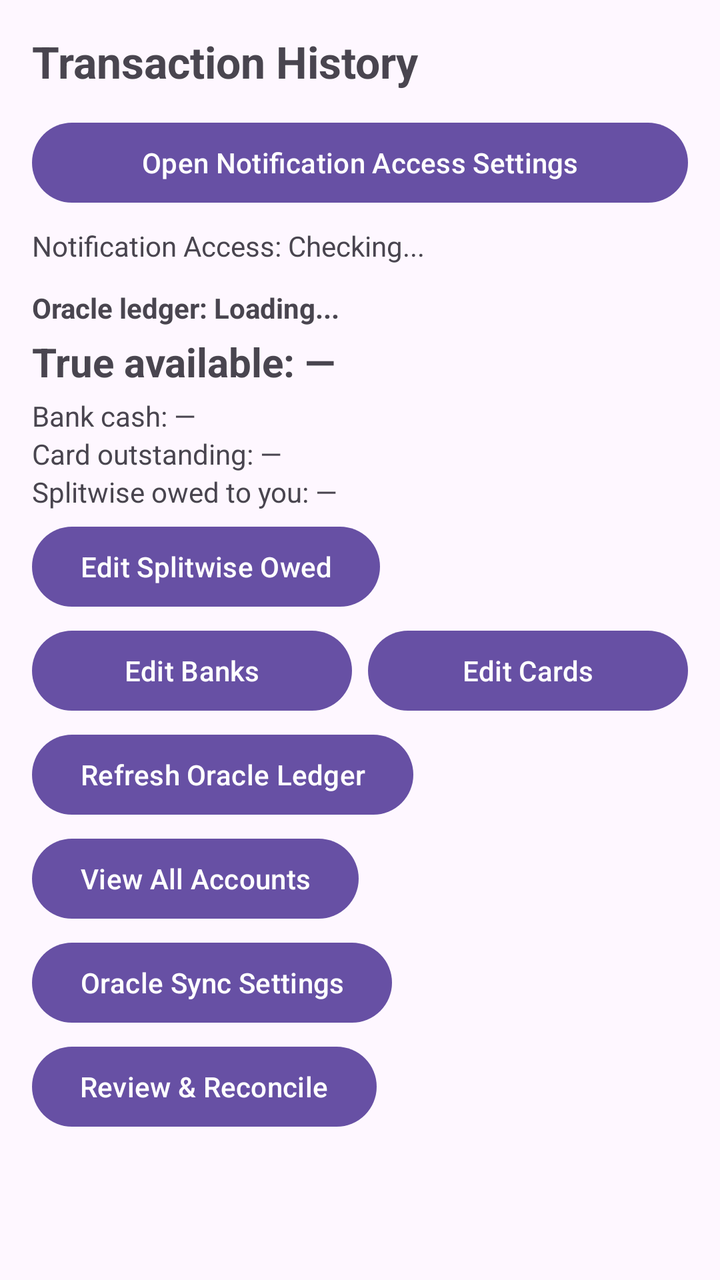
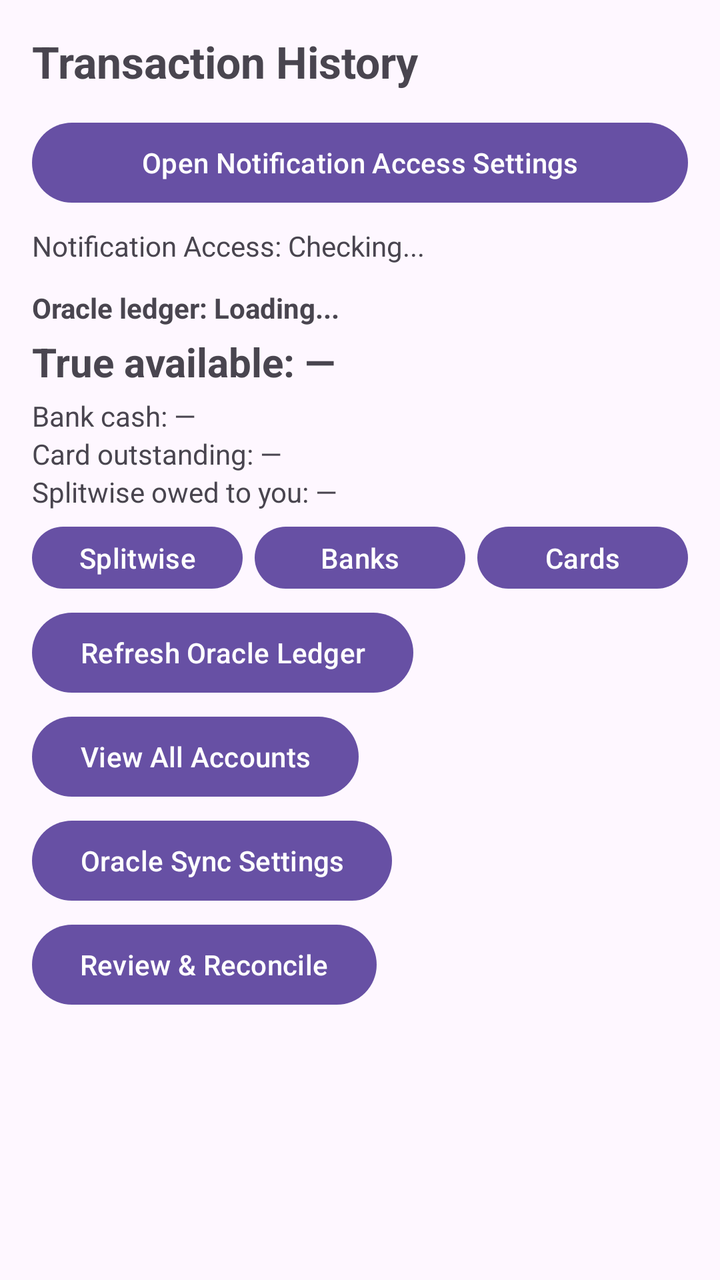

Before-and-after screenshots of an Android layout around one commit, followed by the original layout XML and the change that was made.
<!-- AndroidManifest.xml: application theme Theme.FinanceSMSTracker -->
<!-- res/layout/activity_main.xml -->
<?xml version="1.0" encoding="utf-8"?>
<androidx.constraintlayout.widget.ConstraintLayout xmlns:android="http://schemas.android.com/apk/res/android"
    xmlns:app="http://schemas.android.com/apk/res-auto"
    xmlns:tools="http://schemas.android.com/tools"
    android:id="@+id/main"
    android:layout_width="match_parent"
    android:layout_height="match_parent"
    android:padding="16dp"
    tools:context=".MainActivity">

    <TextView
        android:id="@+id/textViewTitle"
        android:layout_width="wrap_content"
        android:layout_height="wrap_content"
        android:text="Transaction History"
        android:textSize="22sp"
        android:textStyle="bold"
        app:layout_constraintStart_toStartOf="parent"
        app:layout_constraintTop_toTopOf="parent" />

    <Button
        android:id="@+id/buttonOpenNotificationSettings"
        android:layout_width="0dp"
        android:layout_height="wrap_content"
        android:layout_marginTop="12dp"
        android:text="Open Notification Access Settings"
        app:layout_constraintEnd_toEndOf="parent"
        app:layout_constraintStart_toStartOf="parent"
        app:layout_constraintTop_toBottomOf="@id/textViewTitle" />

    <TextView
        android:id="@+id/textViewNotificationStatus"
        android:layout_width="0dp"
        android:layout_height="wrap_content"
        android:layout_marginTop="8dp"
        android:text="Notification Access: Checking..."
        android:textSize="14sp"
        app:layout_constraintEnd_toEndOf="parent"
        app:layout_constraintStart_toStartOf="parent"
        app:layout_constraintTop_toBottomOf="@id/buttonOpenNotificationSettings" />

    <LinearLayout
        android:id="@+id/oracleLedgerPanel"
        android:layout_width="0dp"
        android:layout_height="wrap_content"
        android:layout_marginTop="12dp"
        android:orientation="vertical"
        app:layout_constraintEnd_toEndOf="parent"
        app:layout_constraintStart_toStartOf="parent"
        app:layout_constraintTop_toBottomOf="@id/textViewNotificationStatus">

        <TextView
            android:id="@+id/textViewOracleStatus"
            android:layout_width="wrap_content"
            android:layout_height="wrap_content"
            android:text="Oracle ledger: Loading..."
            android:textSize="14sp"
            android:textStyle="bold" />

        <TextView
            android:id="@+id/textViewTrueAvailable"
            android:layout_width="wrap_content"
            android:layout_height="wrap_content"
            android:layout_marginTop="4dp"
            android:text="True available: —"
            android:textSize="20sp"
            android:textStyle="bold" />

        <TextView
            android:id="@+id/textViewBankCash"
            android:layout_width="wrap_content"
            android:layout_height="wrap_content"
            android:layout_marginTop="4dp"
            android:text="Bank cash: —"
            android:textSize="14sp" />

        <TextView
            android:id="@+id/textViewCardOutstanding"
            android:layout_width="wrap_content"
            android:layout_height="wrap_content"
            android:text="Card outstanding: —"
            android:textSize="14sp" />

        <TextView
            android:id="@+id/textViewSplitwiseReceivable"
            android:layout_width="wrap_content"
            android:layout_height="wrap_content"
            android:text="Splitwise owed to you: —"
            android:textSize="14sp" />

        <Button
            android:id="@+id/buttonEditSplitwise"
            android:layout_width="wrap_content"
            android:layout_height="wrap_content"
            android:layout_marginTop="4dp"
            android:text="Edit Splitwise Owed" />

        <LinearLayout
            android:layout_width="match_parent"
            android:layout_height="wrap_content"
            android:layout_marginTop="4dp"
            android:orientation="horizontal">

            <Button
                android:id="@+id/buttonEditBankAccounts"
                android:layout_width="0dp"
                android:layout_height="wrap_content"
                android:layout_weight="1"
                android:text="Edit Banks" />

            <Button
                android:id="@+id/buttonEditCreditCards"
                android:layout_width="0dp"
                android:layout_height="wrap_content"
                android:layout_marginStart="8dp"
                android:layout_weight="1"
                android:text="Edit Cards" />
        </LinearLayout>

        <Button
            android:id="@+id/buttonRefreshOracle"
            android:layout_width="wrap_content"
            android:layout_height="wrap_content"
            android:layout_marginTop="4dp"
            android:text="Refresh Oracle Ledger" />

        <Button
            android:id="@+id/buttonViewAccounts"
            android:layout_width="wrap_content"
            android:layout_height="wrap_content"
            android:layout_marginTop="4dp"
            android:text="View All Accounts" />

        <Button
            android:id="@+id/buttonOracleSettings"
            android:layout_width="wrap_content"
            android:layout_height="wrap_content"
            android:layout_marginTop="4dp"
            android:text="Oracle Sync Settings" />
    </LinearLayout>

    <Button
        android:id="@+id/buttonReviewReconcile"
        android:layout_width="wrap_content"
        android:layout_height="wrap_content"
        android:layout_marginTop="4dp"
        android:text="Review &amp; Reconcile"
        app:layout_constraintStart_toStartOf="parent"
        app:layout_constraintTop_toBottomOf="@id/oracleLedgerPanel" />

    <androidx.recyclerview.widget.RecyclerView
        android:id="@+id/recyclerViewTransactions"
        android:layout_width="0dp"
        android:layout_height="0dp"
        android:layout_marginTop="12dp"
        app:layout_constraintBottom_toBottomOf="parent"
        app:layout_constraintEnd_toEndOf="parent"
        app:layout_constraintStart_toStartOf="parent"
        app:layout_constraintTop_toBottomOf="@id/buttonReviewReconcile"
        tools:listitem="@layout/item_transaction" />

    <TextView
        android:id="@+id/textViewEmpty"
        android:layout_width="wrap_content"
        android:layout_height="wrap_content"
        android:text="No transactions found."
        android:textSize="16sp"
        android:visibility="gone"
        app:layout_constraintBottom_toBottomOf="parent"
        app:layout_constraintEnd_toEndOf="parent"
        app:layout_constraintStart_toStartOf="parent"
        app:layout_constraintTop_toTopOf="@id/recyclerViewTransactions" />

</androidx.constraintlayout.widget.ConstraintLayout>
<!-- res/layout/item_transaction.xml (included above) -->
<?xml version="1.0" encoding="utf-8"?>
<androidx.cardview.widget.CardView xmlns:android="http://schemas.android.com/apk/res/android"
    xmlns:app="http://schemas.android.com/apk/res-auto"
    android:layout_width="match_parent"
    android:layout_height="wrap_content"
    android:layout_marginBottom="8dp"
    app:cardCornerRadius="8dp"
    app:cardElevation="2dp">

    <LinearLayout
        android:layout_width="match_parent"
        android:layout_height="wrap_content"
        android:orientation="vertical"
        android:padding="12dp">

        <LinearLayout
            android:layout_width="match_parent"
            android:layout_height="wrap_content"
            android:orientation="horizontal">

            <TextView
                android:id="@+id/textViewMerchant"
                android:layout_width="0dp"
                android:layout_height="wrap_content"
                android:layout_weight="1"
                android:text="Merchant / Payee"
                android:textColor="@android:color/black"
                android:textSize="16sp"
                android:textStyle="bold" />

            <TextView
                android:id="@+id/textViewAmount"
                android:layout_width="wrap_content"
                android:layout_height="wrap_content"
                android:text="₹0.00"
                android:textSize="16sp"
                android:textStyle="bold" />
        </LinearLayout>

        <LinearLayout
            android:layout_width="match_parent"
            android:layout_height="wrap_content"
            android:layout_marginTop="4dp"
            android:orientation="horizontal">

            <TextView
                android:id="@+id/textViewCategory"
                android:layout_width="wrap_content"
                android:layout_height="wrap_content"
                android:background="#E0E0E0"
                android:paddingHorizontal="6dp"
                android:paddingVertical="2dp"
                android:text="CATEGORY"
                android:textSize="12sp"
                android:textStyle="bold" />

            <TextView
                android:id="@+id/textViewType"
                android:layout_width="wrap_content"
                android:layout_height="wrap_content"
                android:layout_marginStart="8dp"
                android:text="DEBIT"
                android:textSize="12sp" />

            <TextView
                android:id="@+id/textViewPaymentMethod"
                android:layout_width="0dp"
                android:layout_height="wrap_content"
                android:layout_weight="1"
                android:layout_marginStart="8dp"
                android:text="UPI"
                android:textSize="12sp" />

            <TextView
                android:id="@+id/textViewBank"
                android:layout_width="wrap_content"
                android:layout_height="wrap_content"
                android:text="HDFC"
                android:textSize="12sp" />
        </LinearLayout>

        <TextView
            android:id="@+id/textViewDateTime"
            android:layout_width="match_parent"
            android:layout_height="wrap_content"
            android:layout_marginTop="6dp"
            android:text="12 Oct 2023, 10:30 AM"
            android:textSize="11sp"
            android:textColor="@android:color/darker_gray" />

    </LinearLayout>
</androidx.cardview.widget.CardView>
<!-- resources referenced by this layout -->
<resources>
  <style name="Theme.FinanceSMSTracker" parent="Base.Theme.FinanceSMSTracker" />
  <style name="Base.Theme.FinanceSMSTracker" parent="Theme.Material3.DayNight.NoActionBar">
          
          
      </style>
</resources>

<!-- the commit's change to res/layout/activity_main.xml (unified diff, before → after) -->
@@ -88,33 +88,43 @@
             android:text="Splitwise owed to you: —"
             android:textSize="14sp" />
 
-        <Button
-            android:id="@+id/buttonEditSplitwise"
-            android:layout_width="wrap_content"
-            android:layout_height="wrap_content"
-            android:layout_marginTop="4dp"
-            android:text="Edit Splitwise Owed" />
-
         <LinearLayout
             android:layout_width="match_parent"
             android:layout_height="wrap_content"
             android:layout_marginTop="4dp"
             android:orientation="horizontal">
+
+            <Button
+                android:id="@+id/buttonEditSplitwise"
+                android:layout_width="0dp"
+                android:layout_height="wrap_content"
+                android:layout_weight="1"
+                android:minHeight="0dp"
+                android:paddingStart="4dp"
+                android:paddingEnd="4dp"
+                android:text="Splitwise" />
 
             <Button
                 android:id="@+id/buttonEditBankAccounts"
                 android:layout_width="0dp"
                 android:layout_height="wrap_content"
-                android:layout_weight="1"
-                android:text="Edit Banks" />
+                android:layout_marginStart="6dp"
+                android:layout_weight="1"
+                android:minHeight="0dp"
+                android:paddingStart="4dp"
+                android:paddingEnd="4dp"
+                android:text="Banks" />
 
             <Button
                 android:id="@+id/buttonEditCreditCards"
                 android:layout_width="0dp"
                 android:layout_height="wrap_content"
-                android:layout_marginStart="8dp"
-                android:layout_weight="1"
-                android:text="Edit Cards" />
+                android:layout_marginStart="6dp"
+                android:layout_weight="1"
+                android:minHeight="0dp"
+                android:paddingStart="4dp"
+                android:paddingEnd="4dp"
+                android:text="Cards" />
         </LinearLayout>
 
         <Button
